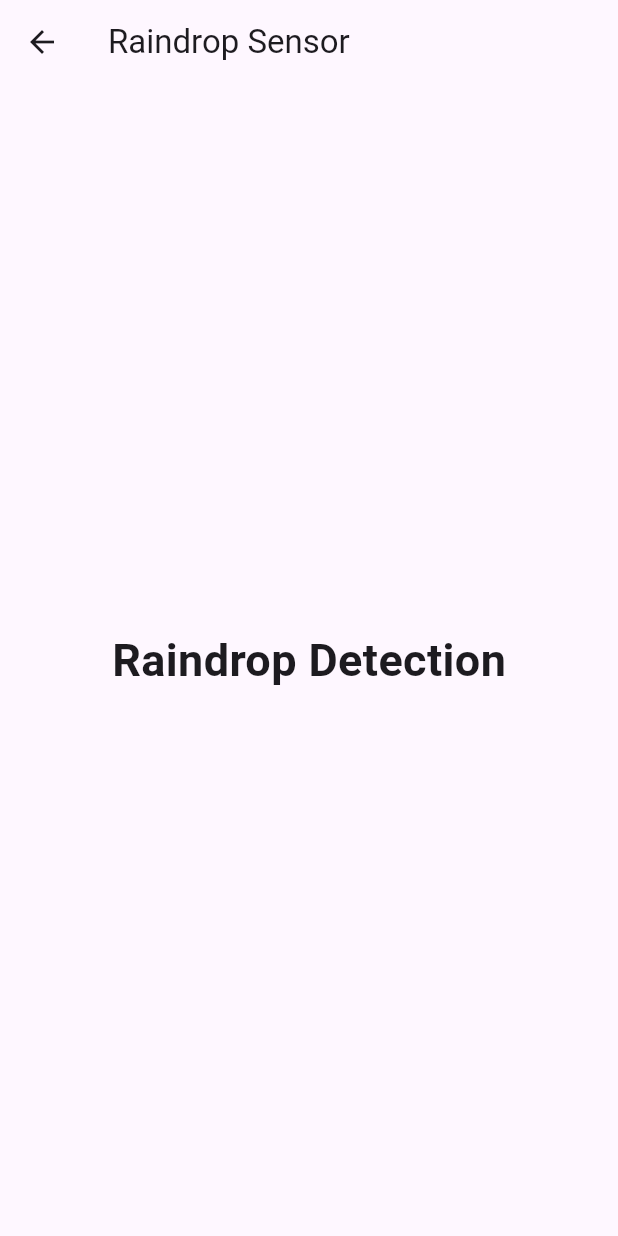
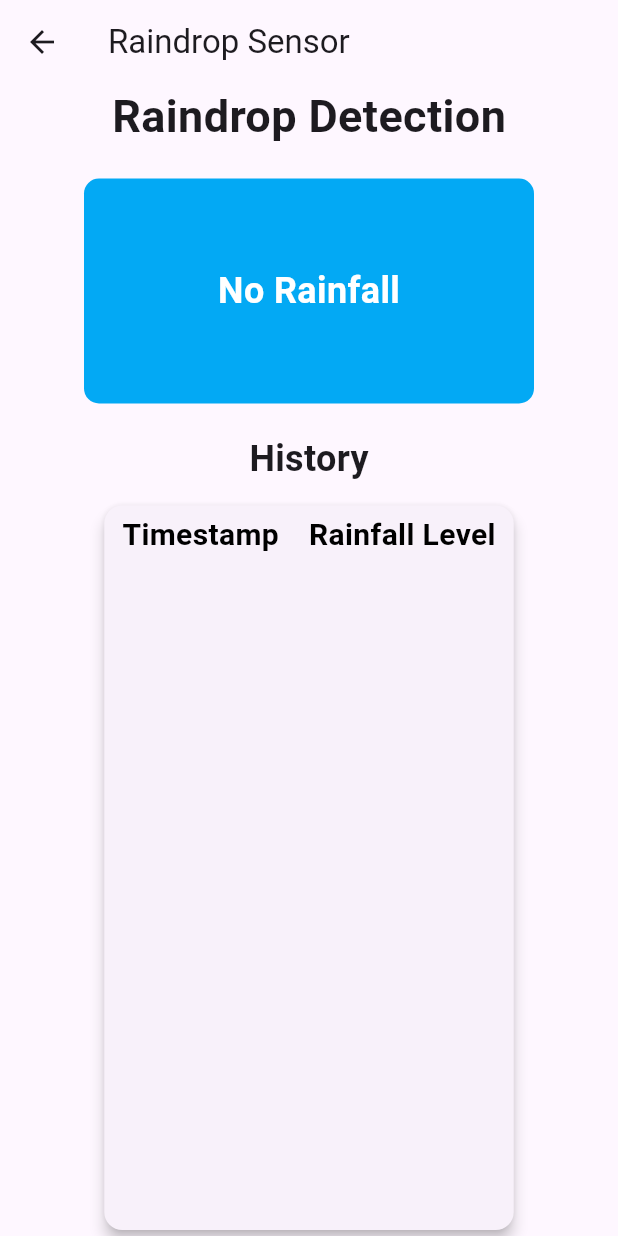
Before and after one commit to Aayushbahadurpradhan/SmartPrecisionAgriculture, a Flutter app: the RaindropSensor screen opened directly, on a phone screen of 412 x 824 dp. Run offline on Flutter 3.47's test engine with Material 2 defaults, Android fonts, the phone set to English and light mode, and no system bars; our stand-ins replace cloud_firestore, firebase_auth, firebase_core, firebase_database, firebase_messaging, flutter_local_notifications; accounts and stored records are empty.

Commit message:
raindrop

```diff
--- a/lib/sensors/raindrop.dart
+++ b/lib/sensors/raindrop.dart
@@ -17,6 +17,106 @@ class _RaindropSensorState extends State<RaindropSensor> {
 
   FlutterLocalNotificationsPlugin? _flutterLocalNotificationsPlugin;
 
+  @override
+  void initState() {
+    super.initState();
+    initializeFirebase();
+    initializeNotifications();
+  }
+
+  Future<void> initializeFirebase() async {
+    await Firebase.initializeApp();
+    _databaseRef = FirebaseDatabase.instance.reference().child('test');
+
+    // Listen to raindrop sensor changes
+    _databaseRef!.child('raindrop').onValue.listen((event) {
+      final data = event.snapshot.value;
+      if (data != null) {
+        setState(() {
+          raindropValue = double.parse(data.toString()); // Convert value to double
+          sensorData.add({
+            'timestamp': DateTime.now(),
+            'raindropValue': raindropValue,
+          });
+        });
+        checkRaindropLevel();
+      }
+    });
+  }
+
+  void initializeNotifications() {
+    _firebaseMessaging = FirebaseMessaging.instance;
+    _flutterLocalNotificationsPlugin = FlutterLocalNotificationsPlugin();
+    final initializationSettingsAndroid =
+    AndroidInitializationSettings('launch_background');
+    final initializationSettings = InitializationSettings(
+      android: initializationSettingsAndroid,
+    );
+    _flutterLocalNotificationsPlugin?.initialize(initializationSettings);
+
+    // Initialize Firebase Cloud Messaging
+    FirebaseMessaging.onMessage.listen((RemoteMessage message) {
+      print('onMessage: $message');
+      // Handle notification when the app is in the foreground
+      showNotification(
+        message.notification?.title,
+        message.notification?.body,
+      );
+    });
+    FirebaseMessaging.onMessageOpenedApp.listen((RemoteMessage message) {
+      print('onMessageOpenedApp: $message');
+      // Handle notification when the app is in the background or terminated
+    });
+    _firebaseMessaging?.getToken().then((token) {
+      print('FCM Token: $token');
+      // Save the token to your user's data for sending targeted notifications
+    });
+  }
+
+  void checkRaindropLevel() {
+    if (raindropValue >= 50 && raindropValue <= 100) {
+      sendNotification("Light rainfall detected");
+    } else if (raindropValue >= 20 && raindropValue < 50) {
+      sendNotification("Moderate rainfall detected");
+    } else if (raindropValue >= 0 && raindropValue < 20) {
+      sendNotification("Heavy rainfall detected");
+    }
+  }
+
+  Future<void> sendNotification(String message) async {
+    final androidPlatformChannelSpecifics = AndroidNotificationDetails(
+      'channel_id',
+      'channel_name',
+      importance: Importance.max,
+      priority: Priority.high,
+    );
+    final platformChannelSpecifics = NotificationDetails(
+      android: androidPlatformChannelSpecifics,
+    );
+    await _flutterLocalNotificationsPlugin?.show(
+      0,
+      'Raindrop Alert',
+      message,
+      platformChannelSpecifics,
+      payload: null,
+    );
+  }
+
+  void showNotification(String? title, String? body) {
+    showDialog(
+      context: context,
+      builder: (context) => AlertDialog(
+        title: Text(title ?? ''),
+        content: Text(body ?? ''),
+        actions: [
+          TextButton(
+            onPressed: () => Navigator.pop(context),
+            child: Text('OK'),
+          ),
+        ],
+      ),
+    );
+  }
 
   @override
   Widget build(BuildContext context) {
@@ -35,7 +135,77 @@ class _RaindropSensorState extends State<RaindropSensor> {
                 fontWeight: FontWeight.bold,
               ),
             ),
-
+            SizedBox(height: 20),
+            Container(
+              width: 300,
+              height: 150,
+              decoration: BoxDecoration(
+                color: Colors.lightBlue,
+                borderRadius: BorderRadius.circular(10),
+              ),
+              child: Center(
+                child: Text(
+                  raindropValue > 0
+                      ? 'Rainfall Level: ${raindropValue.toStringAsFixed(2)}'
+                      : 'No Rainfall',
+                  style: TextStyle(
+                    fontSize: 24,
+                    fontWeight: FontWeight.bold,
+                    color: Colors.white,
+                  ),
+                ),
+              ),
+            ),
+            SizedBox(height: 20),
+            Text(
+              'History',
+              style: TextStyle(
+                fontSize: 24,
+                fontWeight: FontWeight.bold,
+              ),
+            ),
+            SizedBox(height: 10),
+            Expanded(
+              child: Card(
+                elevation: 4,
+                child: SingleChildScrollView(
+                  scrollDirection: Axis.horizontal,
+                  child: DataTable(
+                    columnSpacing: 20,
+                    headingRowHeight: 40,
+                    dataRowHeight: 56,
+                    horizontalMargin: 12,
+                    headingTextStyle: TextStyle(
+                      color: Colors.black,
+                      fontWeight: FontWeight.bold,
+                      fontSize: 20,
+                    ),
+                    dataTextStyle: TextStyle(
+                      color: Colors.black,
+                      fontSize: 18,
+                    ),
+                    columns: [
+                      DataColumn(label: Text('Timestamp')),
+                      DataColumn(label: Text('Rainfall Level')),
+                    ],
+                    rows: sensorData
+                        .map(
+                          (data) => DataRow(
+                        cells: [
+                          DataCell(
+                            Text(data['timestamp'].toString()),
+                          ),
+                          DataCell(
+                            Text(data['raindropValue'].toStringAsFixed(2)),
+                          ),
+                        ],
+                      ),
+                    )
+                        .toList(),
+                  ),
+                ),
+              ),
+            ),
           ],
         ),
       ),
```
